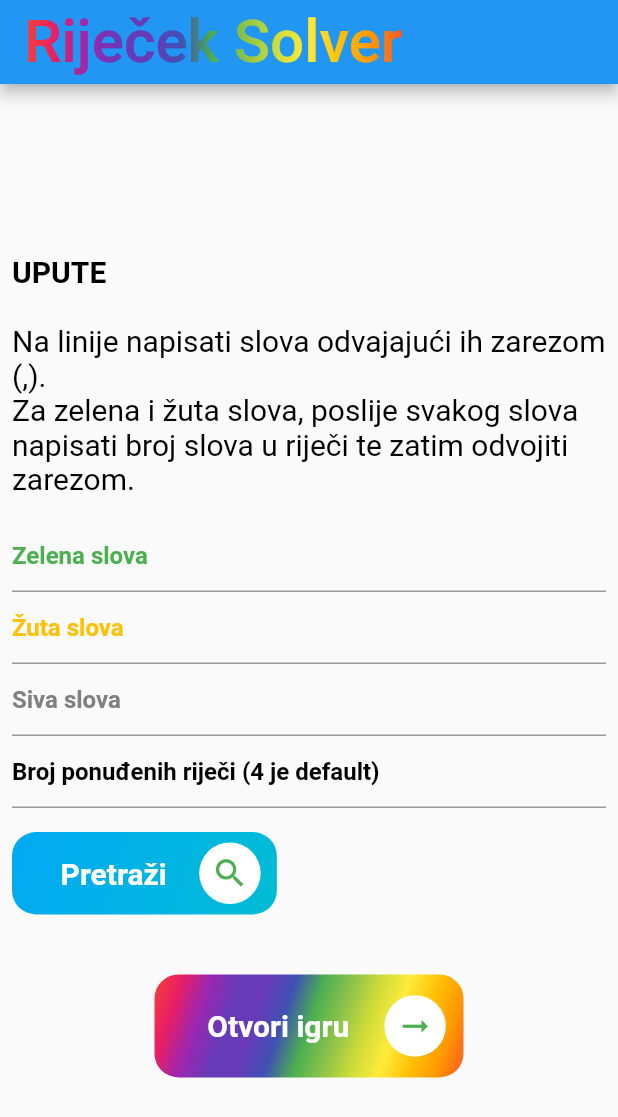
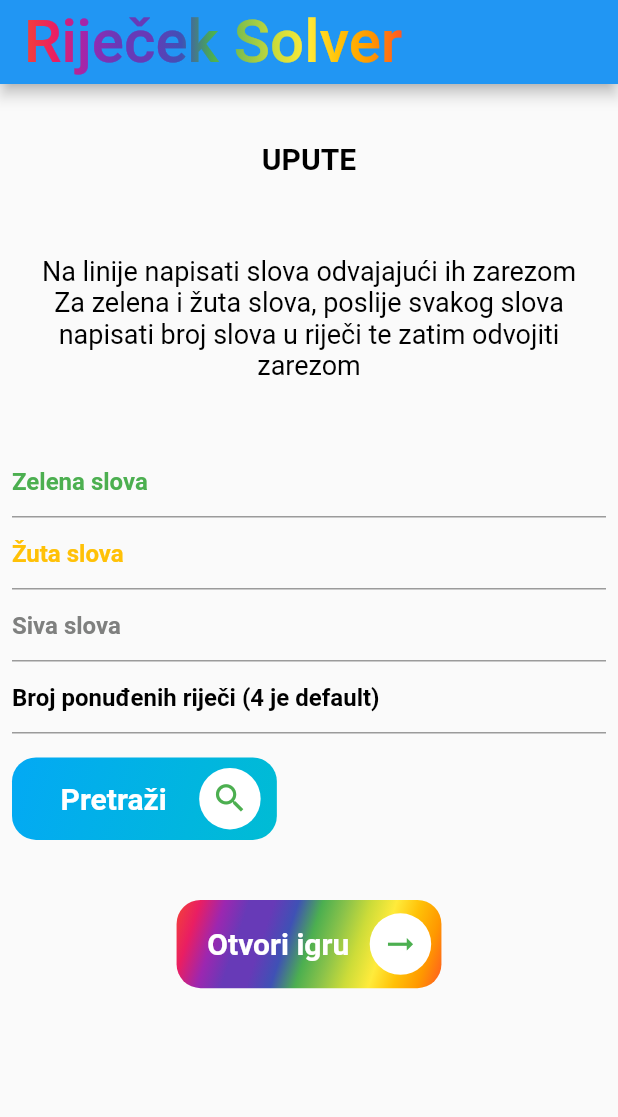
Before and after one commit to GAM-4-5-2022/Dart, a Flutter app: the screen it shows after launch, on a phone screen of 412 x 824 dp. Shown: the top 1117 px of the screen. Run offline on Flutter 3.47's test engine with Material 2 defaults, Android fonts, the phone set to English and light mode, and no system bars; drawn by our look-alikes of simple_gradient_text; our stand-ins replace url_launcher_web.

Commit message:
Minor fixes
Popravio par fajlova, te malo promjenio tekst u mainu

```diff
--- a/lib/main.dart
+++ b/lib/main.dart
@@ -67,39 +67,47 @@ class _MyHomePageState extends State<MyHomePage> {
             Colors.amber,
             Colors.orange,
             Colors.deepOrange,
-                ]),
+          ]
+        ),
       ),
 
       body: Center(
         child: Column(
-          mainAxisAlignment: MainAxisAlignment.center,
+          // mainAxisAlignment: MainAxisAlignment.center,
           children: <Widget>[
-            Padding(
-              padding: const EdgeInsets.all(8.0),
-              child: RichText(
+            RichText(
               text: TextSpan(
                 style: const TextStyle(
+                  fontWeight: FontWeight.bold,
                   fontSize: 20.0,
                   color: Colors.black,
+                  height: 5,
+                  leadingDistribution: TextLeadingDistribution.even,
                 ),
-                    children: <TextSpan>[
-                      TextSpan(
-                          text: 'UPUTE\n\n',
-                          style: const TextStyle(fontWeight: FontWeight.bold)),
-                      TextSpan(
-                        text:
-                            'Na linije napisati slova odvajajući ih zarezom (,).\nZa zelena i žuta slova, poslije svakog slova napisati broj slova u riječi te zatim odvojiti zarezom.',
-                      ),
-                    ]),
+                text: 'UPUTE',
               ),
             ),
+
+            Padding(
+              padding: const EdgeInsets.all(14.0),
+              child: RichText(
+                textAlign: TextAlign.center,
+                text: TextSpan(
+                  style: const TextStyle(
+                    fontSize: 18.0,
+                    color: Colors.black,
+                  ),
+                  text: 'Na linije napisati slova odvajajući ih zarezom\nZa zelena i žuta slova, poslije svakog slova napisati broj slova u riječi te zatim odvojiti zarezom\n',
+                ),
+              ),
+            ),
+
             const MyStatefulWidget(),
             InkWell(
-              onTap: () {
-                _launchURL;},
+              onTap: () {_launchURL;},
               child:  Container(
-            height: MediaQuery.of(context).size.height * 1 / 12,
-            width: MediaQuery.of(context).size.width * 3 / 6,
+                height: MediaQuery.of(context).size.height * 1 / 14,
+                width: MediaQuery.of(context).size.width * 3 / 7,
                 decoration: BoxDecoration(
                   gradient: const LinearGradient(
                       begin: Alignment.topLeft,
@@ -118,7 +126,8 @@ class _MyHomePageState extends State<MyHomePage> {
                         Colors.amber,
                         Colors.orange,
                         Colors.deepOrange,
-                ]),
+                      ]
+                  ),
                   borderRadius: BorderRadius.circular(16.0),
                 ),
                 child: Row(
@@ -131,7 +140,8 @@ class _MyHomePageState extends State<MyHomePage> {
                       style: TextStyle(
                           fontSize: 20.0,
                           fontWeight: FontWeight.w600,
-                      color: Colors.white),
+                          color: Colors.white
+                      ),
                     ),
                     Container(
                         padding: const EdgeInsets.all(8.0),
@@ -141,7 +151,8 @@ class _MyHomePageState extends State<MyHomePage> {
                           Icons.arrow_right_alt_outlined,
                           size: 25.0,
                           color: Colors.green,
-                    ))
+                        )
+                    )
                   ],
                 ),
               ),
--- a/pubspec.yaml
+++ b/pubspec.yaml
@@ -36,6 +36,7 @@ dependencies:
     # Use with the CupertinoIcons class for iOS style icons.
     cupertino_icons: ^1.0.2
     url_launcher: ^6.0.20
+    simple_gradient_text: ^1.2.2
 
 dev_dependencies:
     flutter_test:
```
Lines whose indentation alone changed are shown as unchanged.
